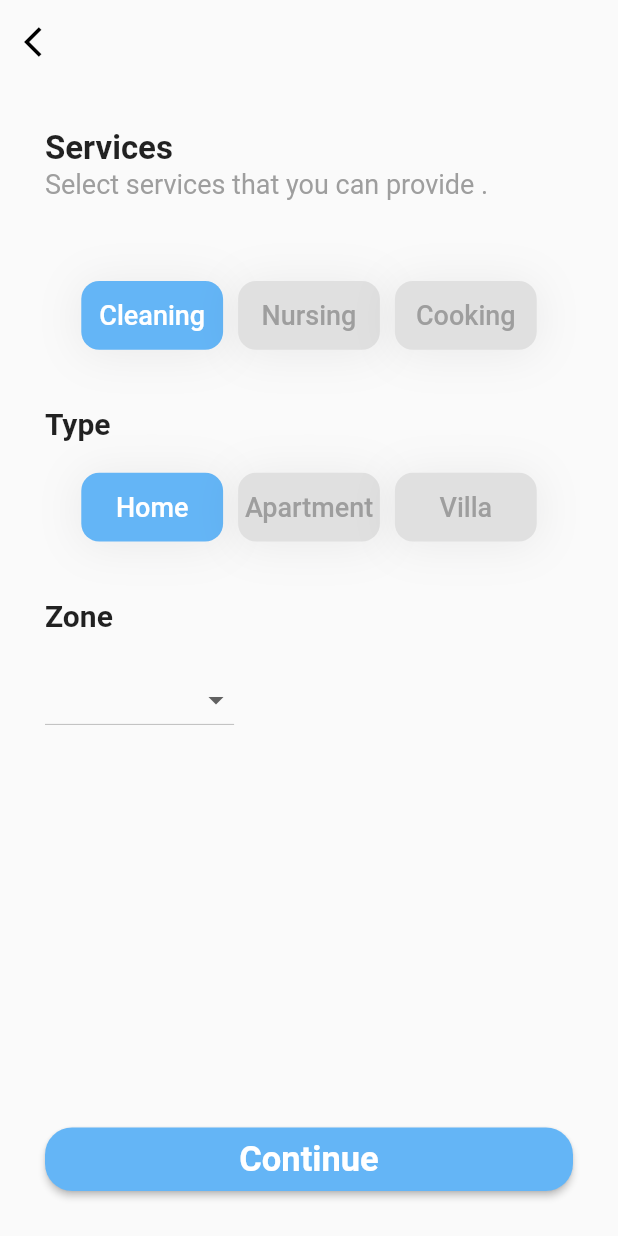
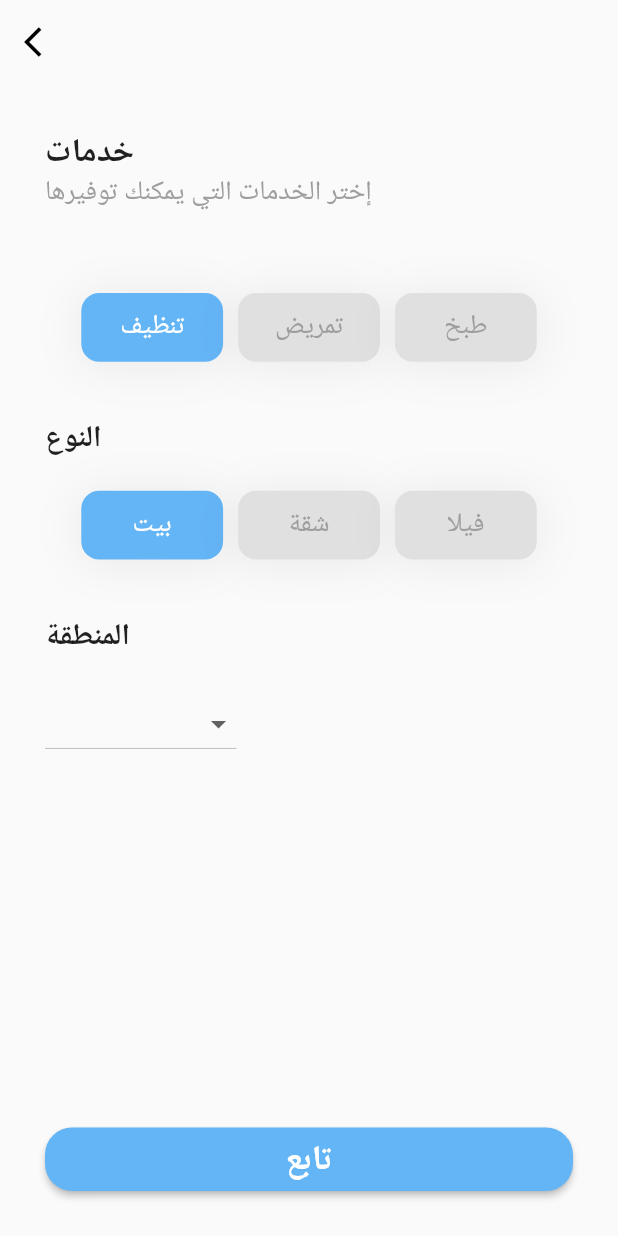
Before and after one commit to beshoybe/WomenCoVendors, a Flutter app: the ServicesScreen screen opened directly, on a phone screen of 412 x 824 dp. Run offline on Flutter 3.47's test engine with Material 2 defaults, Android fonts, the phone set to English and light mode, and no system bars; drawn by our look-alikes of group_button; our stand-ins replace bloc, dio, flutter_bloc, flutter_screenutil, image_picker, pin_code_fields and 1 more; accounts and stored records are empty.

Commit message:
arabic done

```diff
--- a/lib/main.dart
+++ b/lib/main.dart
@@ -26,8 +26,6 @@ Future<void> main() async {
                     elevation: 0,
                     iconTheme: IconThemeData(color: Colors.black),
                     backgroundColor: Colors.transparent)),
-            home: WomenCoCubitVendors.lang == null
-                ? Language()
-                : BoardingPage())));
+            home: !WomenCoCubitVendors.lang ? Language() : BoardingPage())));
   });
 }
--- a/lib/view/subScreens/servicesScreen.dart
+++ b/lib/view/subScreens/servicesScreen.dart
@@ -40,12 +40,14 @@ class _ServicesScreenState extends State<ServicesScreen> {
                     crossAxisAlignment: CrossAxisAlignment.start,
                     children: [
                       Text(
-                        "Services",
+                        WomenCoCubitVendors.lang ? "Services" : "خدمات",
                         style: TextStyle(
                             fontSize: 22, fontWeight: FontWeight.bold),
                       ),
                       Text(
-                        "Select services that you can provide .",
+                        WomenCoCubitVendors.lang
+                            ? "Select services that you can provide ."
+                            : "إختر الخدمات التي يمكنك توفيرها",
                         style: TextStyle(fontSize: 18, color: Colors.grey),
                       ),
                       SizedBox(
@@ -74,7 +76,9 @@ class _ServicesScreenState extends State<ServicesScreen> {
                             controller: GroupButtonController(selectedIndex: 0),
                             isRadio:
                                 true, //If we want one option only to be selected
-                            buttons: ["Cleaning", "Nursing", "Cooking"],
+                            buttons: WomenCoCubitVendors.lang
+                                ? ["Cleaning", "Nursing", "Cooking"]
+                                : ["تنظيف", "تمريض", "طبخ"],
                             onSelected: (val, i, selected) {
                               WomenCoCubitVendors.GET(context).selectedService =
                                   val.toString();
@@ -84,7 +88,7 @@ class _ServicesScreenState extends State<ServicesScreen> {
                         height: 41.h,
                       ),
                       Text(
-                        "Type",
+                        WomenCoCubitVendors.lang ? "Type" : "النوع",
                         style: TextStyle(
                             fontSize: 20, fontWeight: FontWeight.bold),
                       ),
@@ -114,7 +118,9 @@ class _ServicesScreenState extends State<ServicesScreen> {
                             controller: GroupButtonController(selectedIndex: 0),
                             isRadio:
                                 true, //If we want one option only to be selected
-                            buttons: ["Home", "Apartment", "Villa"],
+                            buttons: WomenCoCubitVendors.lang
+                                ? ["Home", "Apartment", "Villa"]
+                                : ["بيت", "شقة", "فيلا"],
                             onSelected: (val, i, selected) {
                               WomenCoCubitVendors.GET(context)
                                   .selectedServiceType = val.toString();
@@ -124,7 +130,7 @@ class _ServicesScreenState extends State<ServicesScreen> {
                         height: 41.h,
                       ),
                       Text(
-                        "Zone",
+                        WomenCoCubitVendors.lang ? "Zone" : "المنطقة",
                         style: TextStyle(
                             fontSize: 20, fontWeight: FontWeight.bold),
                       ),
@@ -135,12 +141,20 @@ class _ServicesScreenState extends State<ServicesScreen> {
                           value: value,
                           items: [
                             DropdownMenuItem(
-                              child: Text("Sheikh Zayed"),
-                              value: "Sheikh Zayed",
+                              child: Text(WomenCoCubitVendors.lang
+                                  ? "Sheikh Zayed"
+                                  : "الشيخ زايد"),
+                              value: WomenCoCubitVendors.lang
+                                  ? "Sheikh Zayed"
+                                  : "الشيخ زايد",
                             ),
                             DropdownMenuItem(
-                              child: Text("6th of October"),
-                              value: "6th of OCtober",
+                              child: Text(WomenCoCubitVendors.lang
+                                  ? "6th of October"
+                                  : "السادس من أكتوبر"),
+                              value: WomenCoCubitVendors.lang
+                                  ? "6th of October"
+                                  : "السادس من أكتوبر",
                             )
                           ],
                           onChanged: (val) {
@@ -148,7 +162,9 @@ class _ServicesScreenState extends State<ServicesScreen> {
                           })
                     ],
                   ),
-                  WomenCoButton(context, title: "Continue", onPressed: () {
+                  WomenCoButton(context,
+                      title: WomenCoCubitVendors.lang ? "Continue" : "تابع",
+                      onPressed: () {
                     cubit.addService();
                     Navigator.pop(context);
                   }, color: Colors.blue[300])
@@ -161,4 +177,4 @@ class _ServicesScreenState extends State<ServicesScreen> {
   }
 }
 
-String? value = "Governate";
+String? value = WomenCoCubitVendors.lang ? "Governate" : "المحافظة";
--- a/lib/viewModel/cubit/bloc.dart
+++ b/lib/viewModel/cubit/bloc.dart
@@ -3,6 +3,7 @@ import 'dart:io';
 import 'package:dio/dio.dart';
 import 'package:flutter/material.dart';
 import 'package:flutter_bloc/flutter_bloc.dart';
+import 'package:image_picker/image_picker.dart';
 import 'package:shared_preferences/shared_preferences.dart';
 import 'package:womenco_vendors/model/orderClass.dart';
 import 'package:womenco_vendors/model/userClass.dart';
@@ -20,7 +21,7 @@ class WomenCoCubitVendors extends Cubit<WomenCoStatesVendors> {
   static WomenCoCubitVendors GET(context) => BlocProvider.of(context);
 
 //-----------------------------Variables-----------------------------//
-  static bool? lang = CacheHelper.getData(key: "lang");
+  static bool lang = CacheHelper.getData(key: "lang") == null ? false : true;
 //---------------------currentUser--------------------------------//
   Worker currentUser = Worker(
       totalBalance: 2150.2,
@@ -102,7 +103,7 @@ class WomenCoCubitVendors extends Cubit<WomenCoStatesVendors> {
   }
 
   bool checkLang() {
-    return lang!;
+    return lang;
   }
 
   void setCurrentOrder(BuildContext context, Order theOrder) {
```
Also changed, not shown: lib/shared/component/components.dart (+7 -3 lines), lib/view/applyNow1.dart (+20 -19 lines), lib/view/applyNow2.dart (+15 -17 lines), lib/view/rquireSteps1.dart (+16 -11 lines), lib/view/subScreens/criminalShipScreen.dart (+16 -5 lines), lib/view/subScreens/nationalIDScreen.dart (+12 -4 lines), lib/view/subScreens/profilePhotoScreen.dart (+47 -10 lines).
